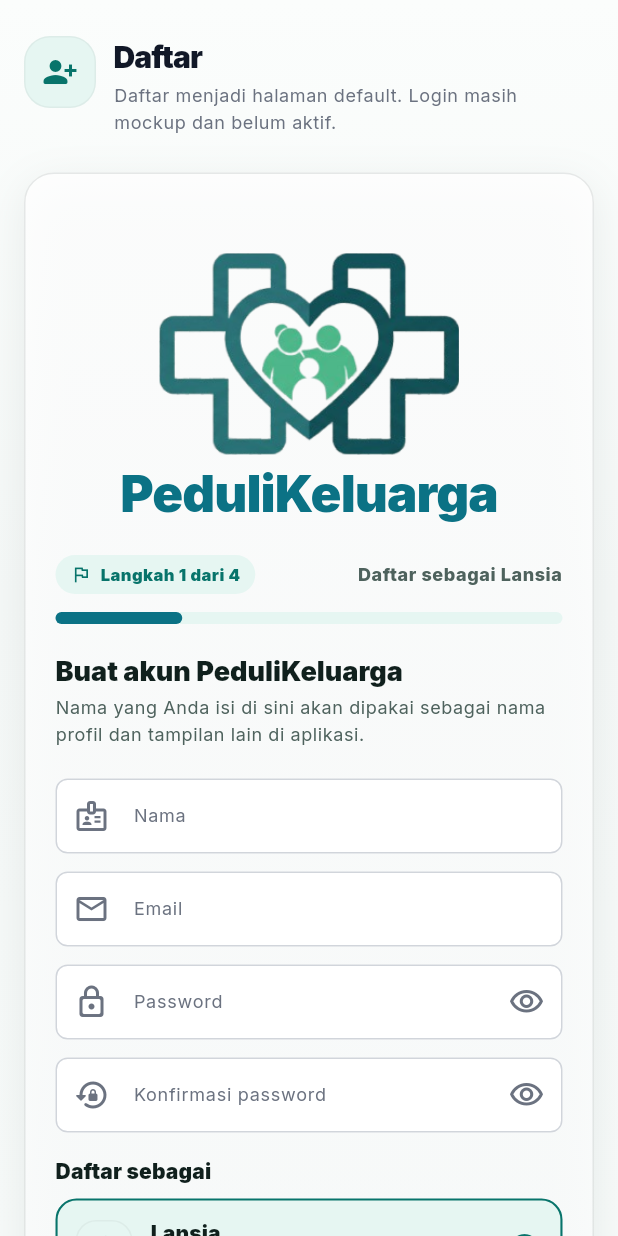
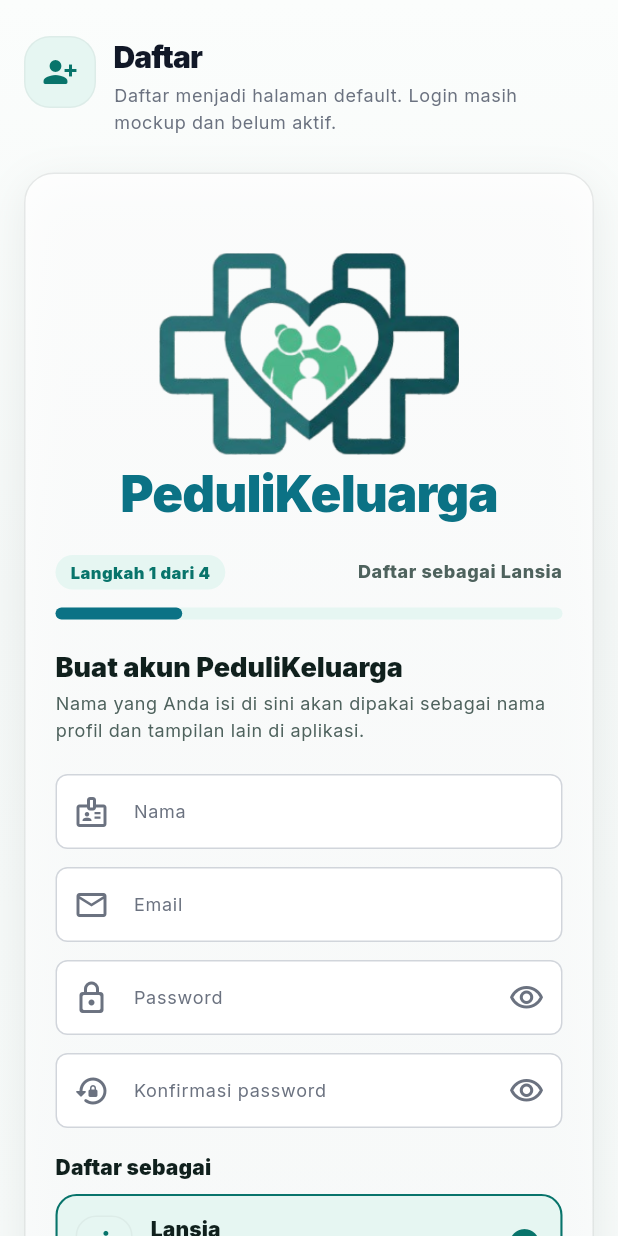
Before and after one commit to Ambaturizz/PeduliKeluarga, a Flutter app: the screen it shows after launch, after a tap on "Lansia", on a phone screen of 412 x 824 dp. Run offline on Flutter 3.47's test engine with Material 3 defaults, Android fonts, the phone set to English and light mode, and no system bars; our stand-ins replace flutter_map, flutter_riverpod, geolocator, go_router, google_fonts, latlong2 and 3 more; missing offline and left inert: gif, mobile_scanner; accounts and stored records are empty.

Commit message:
fix(register): remove flag icon from step badge

```diff
--- a/lib/features/authentication/presentation/pages/register_page.dart
+++ b/lib/features/authentication/presentation/pages/register_page.dart
@@ -824,7 +824,7 @@ class _RegisterProgressHeader extends StatelessWidget {
       children: [
         Row(
           children: [
-            PkBadge(label: 'Langkah $currentStep dari $totalSteps', icon: Icons.flag_outlined),
+            PkBadge(label: 'Langkah $currentStep dari $totalSteps'),
             const SizedBox(width: PkSpacing.sm),
             Expanded(
               child: Text(
```
